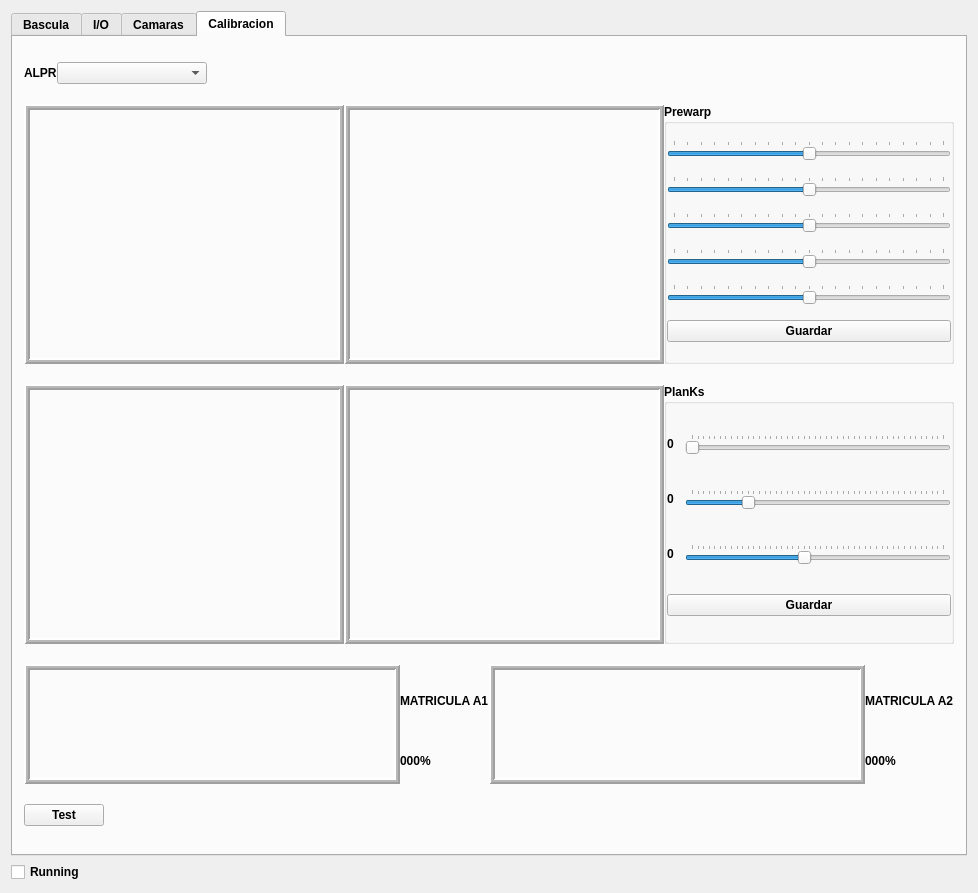
The window that testlib/mainwindow.ui (sunsiz/nQTrucks) describes before a commit, drawn with Qt 5.
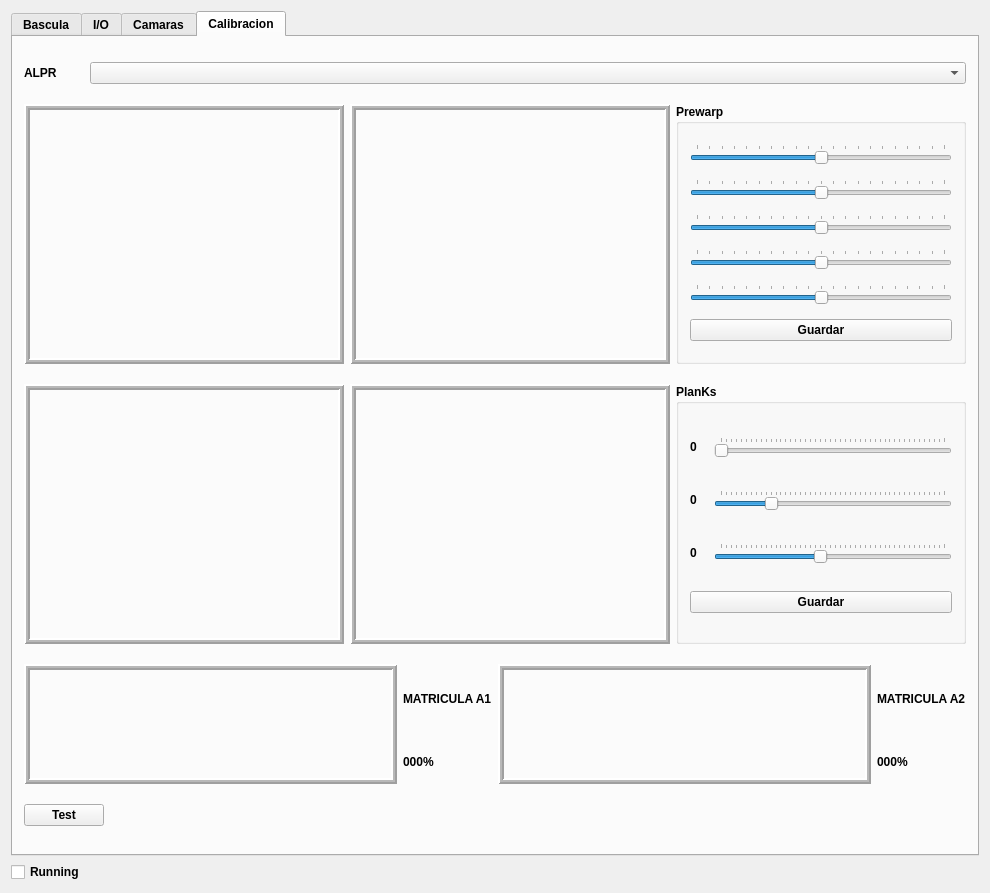
The same window after the commit. The open tabs and pages were chosen to show the change.

Patch:
```diff
--- a/testlib/mainwindow.ui
+++ b/testlib/mainwindow.ui
@@ -743,11 +743,14 @@
        <layout class="QGridLayout" name="gridLayout_8">
         <item row="0" column="0">
          <layout class="QHBoxLayout" name="horizontalLayout_14">
-          <property name="spacing">
-           <number>0</number>
-          </property>
           <item>
            <widget class="QLabel" name="label_9">
+            <property name="maximumSize">
+             <size>
+              <width>60</width>
+              <height>16777215</height>
+             </size>
+            </property>
             <property name="text">
              <string>ALPR</string>
             </property>
@@ -763,26 +766,10 @@
             </property>
            </widget>
           </item>
-          <item>
-           <spacer name="horizontalSpacer_6">
-            <property name="orientation">
-             <enum>Qt::Horizontal</enum>
-            </property>
-            <property name="sizeHint" stdset="0">
-             <size>
-              <width>40</width>
-              <height>20</height>
-             </size>
-            </property>
-           </spacer>
-          </item>
          </layout>
         </item>
         <item row="1" column="0">
          <layout class="QHBoxLayout" name="horizontalLayout_10">
-          <property name="spacing">
-           <number>0</number>
-          </property>
           <item>
            <widget class="QLabel" name="FotoOriginalA">
             <property name="minimumSize">
@@ -875,21 +862,6 @@
              <string>Prewarp</string>
             </property>
             <layout class="QVBoxLayout" name="verticalLayout_11">
-             <property name="spacing">
-              <number>0</number>
-             </property>
-             <property name="leftMargin">
-              <number>0</number>
-             </property>
-             <property name="topMargin">
-              <number>0</number>
-             </property>
-             <property name="rightMargin">
-              <number>0</number>
-             </property>
-             <property name="bottomMargin">
-              <number>0</number>
-             </property>
              <item>
               <widget class="QSlider" name="valueXA1">
                <property name="maximum">
@@ -1014,9 +986,6 @@
         </item>
         <item row="2" column="0">
          <layout class="QHBoxLayout" name="horizontalLayout_11">
-          <property name="spacing">
-           <number>0</number>
-          </property>
           <item>
            <widget class="QLabel" name="FotoBlancosA">
             <property name="minimumSize">
@@ -1103,21 +1072,6 @@
              <string>PlanKs</string>
             </property>
             <layout class="QGridLayout" name="gridLayout">
-             <property name="leftMargin">
-              <number>0</number>
-             </property>
-             <property name="topMargin">
-              <number>0</number>
-             </property>
-             <property name="rightMargin">
-              <number>0</number>
-             </property>
-             <property name="bottomMargin">
-              <number>0</number>
-             </property>
-             <property name="spacing">
-              <number>0</number>
-             </property>
              <item row="0" column="0">
               <widget class="QLabel" name="lvPlankA">
                <property name="minimumSize">
@@ -1282,9 +1236,6 @@
         </item>
         <item row="3" column="0">
          <layout class="QGridLayout" name="gridLayout_6">
-          <property name="spacing">
-           <number>0</number>
-          </property>
           <item row="0" column="0" rowspan="2">
            <widget class="QLabel" name="FotoMatriculaA1">
             <property name="minimumSize">
@@ -1409,9 +1360,6 @@
         </item>
         <item row="4" column="0">
          <layout class="QHBoxLayout" name="horizontalLayout_8">
-          <property name="spacing">
-           <number>0</number>
-          </property>
           <item>
            <widget class="QPushButton" name="TestMatriculaA1">
             <property name="minimumSize">
```
Left out of the diff: 2 changed lines with no effect on the pictures.
